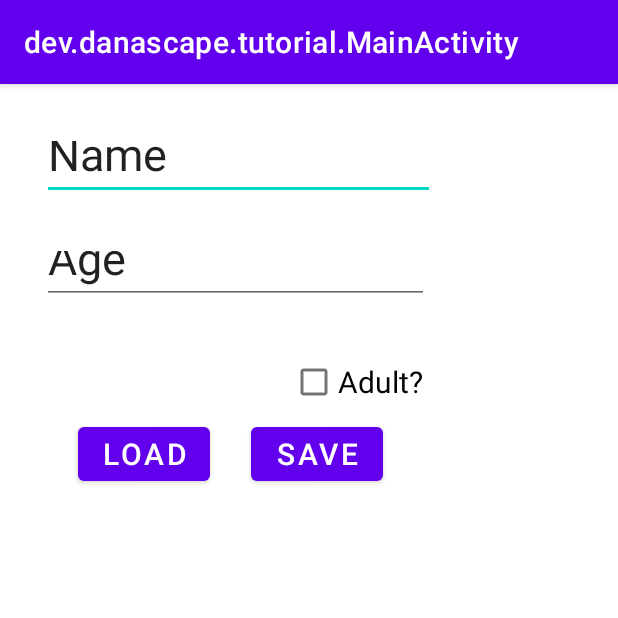
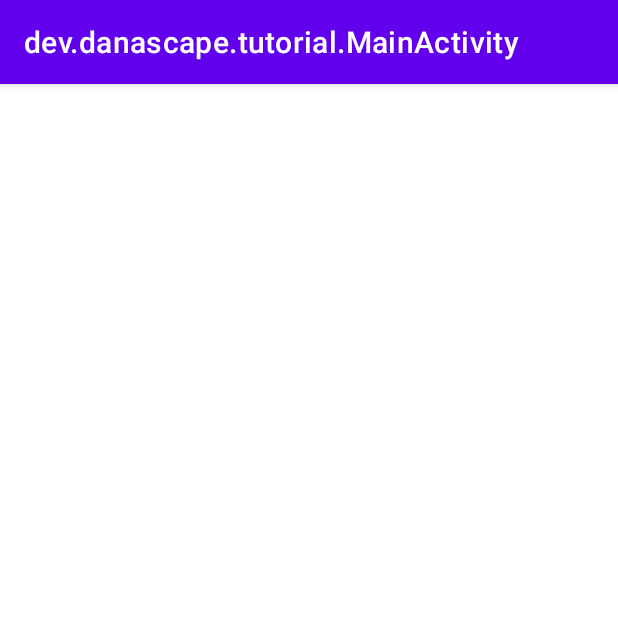
Before and after one commit to Ayushj045/Tutorial, an Android app: the screen it shows after launch (MainActivity), on a phone screen of 412 x 824 dp, the top half of it. Run offline under Robolectric (Android 15) with nearby library versions, the phone set to English and light mode, and no system bars.

```diff
--- /dev/null
+++ b/app/src/main/java/dev/danascape/tutorial/AirplaneModeChangedReceiver.kt
@@ -0,0 +1,18 @@
+package dev.danascape.tutorial
+
+import android.content.BroadcastReceiver
+import android.content.Context
+import android.content.Intent
+import android.widget.Toast
+
+class AirplaneModeChangedReceiver : BroadcastReceiver() {
+
+    override fun onReceive(context: Context?, intent: Intent?) {
+        val isAirplaneModeEnable = intent?.getBooleanExtra("state",false) ?: return
+        if (isAirplaneModeEnable){
+            Toast.makeText(context, "Airplane Mode enabled", Toast.LENGTH_LONG).show()
+        }else{
+            Toast.makeText(context, "Airplane Mode disable", Toast.LENGTH_LONG).show()
+        }
+    }
+}
--- a/app/src/main/java/dev/danascape/tutorial/MainActivity.kt
+++ b/app/src/main/java/dev/danascape/tutorial/MainActivity.kt
@@ -2,6 +2,8 @@ package dev.danascape.tutorial
 
 import android.app.Activity
 import android.content.Context
+import android.content.Intent
+import android.content.IntentFilter
 import android.os.Bundle
 import android.widget.*
 import androidx.appcompat.app.AppCompatActivity
@@ -10,41 +12,21 @@ import com.google.android.material.bottomnavigation.BottomNavigationView
 
 class MainActivity : AppCompatActivity() {
 
+    lateinit var receiver: AirplaneModeChangedReceiver
+
     override fun onCreate(savedInstanceState: Bundle?) {
         super.onCreate(savedInstanceState)
         setContentView(R.layout.activity_main)
 
-        val btnLoad = findViewById<Button>(R.id.btnLoad)
-        val etName = findViewById<EditText>(R.id.etName)
-        val etAge = findViewById<EditText>(R.id.etAge)
-       val btnSave = findViewById<Button>(R.id.btnSave)
-        val cbAdult = findViewById<CheckBox>(R.id.cbAdult)
-        val sharedPref = getSharedPreferences("myPref",Context.MODE_PRIVATE)
-        val editor = sharedPref.edit()
+        receiver = AirplaneModeChangedReceiver()
 
-        //ayush
-
-        btnSave.setOnClickListener{
-            val name = etName.text.toString()
-            val age = etAge.text.toString().toInt()
-            val isAdult = cbAdult.isChecked
-
-            editor.apply{
-                putString("name", name)
-                putInt("age", age)
-                putBoolean("isAdult", isAdult)
-                apply()
-            }
-        }
-
-        btnLoad.setOnClickListener{
-          val name = sharedPref.getString("name", null)
-            val age = sharedPref.getInt("age", 0)
-            val isAdult = sharedPref.getBoolean("isAdult", false)
-
-            etName.setText(name)
-            etAge.setText(age.toString())
-            cbAdult.isChecked = isAdult
+        IntentFilter(Intent.ACTION_AIRPLANE_MODE_CHANGED).also {
+            registerReceiver(receiver, it)
         }
     }
+
+    override fun onStop() {
+        super.onStop()
+        unregisterReceiver(receiver)
+    }
         }
--- a/app/src/main/res/layout/activity_main.xml
+++ b/app/src/main/res/layout/activity_main.xml
@@ -4,59 +4,4 @@
     xmlns:tools="http://schemas.android.com/tools"
     android:layout_width="match_parent"
     android:layout_height="match_parent"
-    tools:context=".MainActivity">
-
-
-    <EditText
-        android:id="@+id/etName"
-        android:layout_width="262dp"
-        android:layout_height="49dp"
-        android:layout_marginStart="28dp"
-        android:layout_marginTop="28dp"
-        android:text="Name"
-        android:textSize="30dp"
-        app:layout_constraintStart_toStartOf="parent"
-        app:layout_constraintTop_toTopOf="parent" />
-
-    <EditText
-        android:id="@+id/etAge"
-        android:layout_width="258dp"
-        android:layout_height="45dp"
-        android:layout_marginStart="28dp"
-        android:layout_marginTop="24dp"
-        android:text="Age"
-        android:textSize="30dp"
-        app:layout_constraintStart_toStartOf="parent"
-        app:layout_constraintTop_toBottomOf="@+id/etName" />
-
-    <CheckBox
-        android:id="@+id/cbAdult"
-        android:layout_width="wrap_content"
-        android:layout_height="wrap_content"
-        android:layout_marginTop="28dp"
-        android:layout_marginEnd="4dp"
-        android:text="Adult?"
-        android:textSize="20dp"
-        app:layout_constraintEnd_toEndOf="@+id/etAge"
-        app:layout_constraintTop_toBottomOf="@+id/etAge" />
-
-    <Button
-        android:id="@+id/btnLoad"
-        android:layout_width="wrap_content"
-        android:layout_height="wrap_content"
-        android:layout_marginStart="52dp"
-        android:text="LOAD"
-        android:textSize="20dp"
-        app:layout_constraintStart_toStartOf="parent"
-        app:layout_constraintTop_toBottomOf="@+id/cbAdult" />
-
-    <Button
-        android:id="@+id/btnSave"
-        android:layout_width="wrap_content"
-        android:layout_height="wrap_content"
-        android:text="SAVE"
-        android:textSize="20dp"
-        app:layout_constraintEnd_toEndOf="@+id/cbAdult"
-        app:layout_constraintStart_toEndOf="@+id/btnLoad"
-        app:layout_constraintTop_toBottomOf="@+id/cbAdult" />
-</androidx.constraintlayout.widget.ConstraintLayout>
+    tools:context=".MainActivity"/>
```
